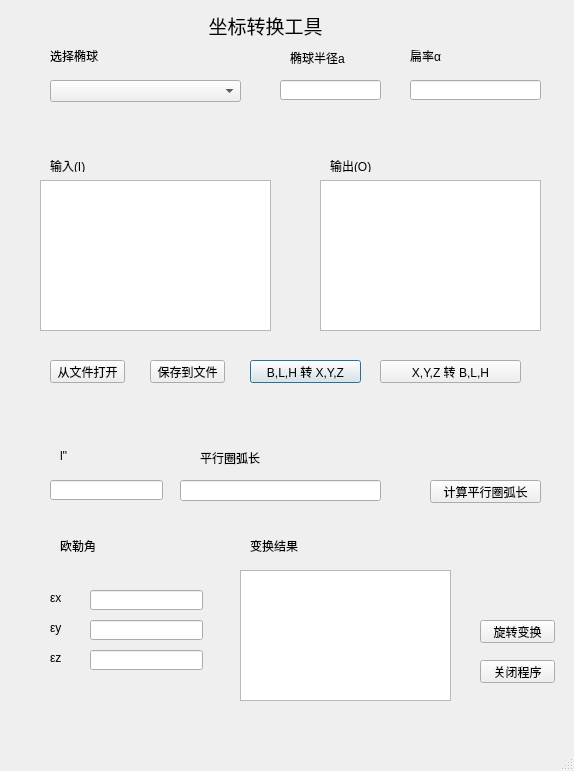
Above: 坐标换算/mainForm.ui from Antrovirens/learn-surveying-software-designing before the change. Below: the same form after it.
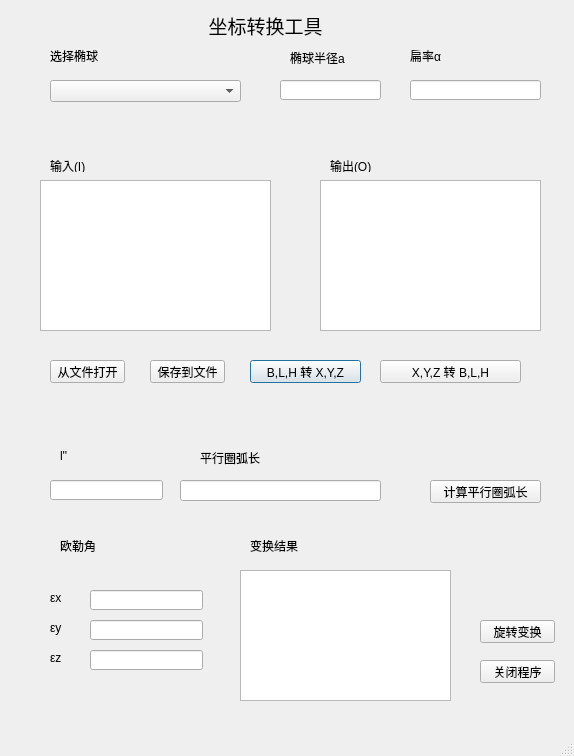
That is the form after the change.

```diff
--- a/坐标换算/mainForm.ui
+++ b/坐标换算/mainForm.ui
@@ -10,7 +10,7 @@
     <x>0</x>
     <y>0</y>
     <width>574</width>
-    <height>771</height>
+    <height>756</height>
    </rect>
   </property>
   <property name="windowTitle">
```
